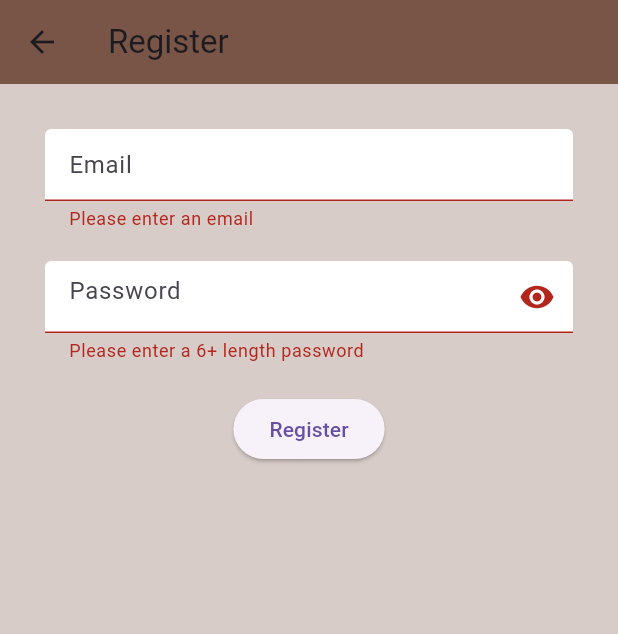
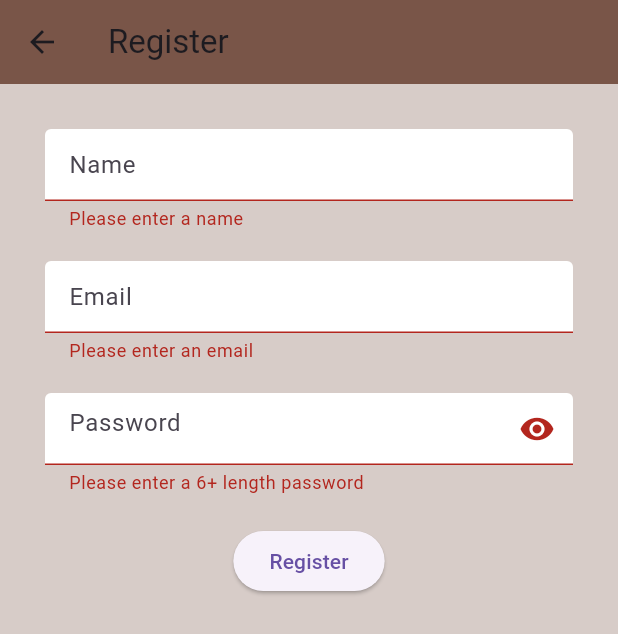
Before and after one commit to ThaiMinhNguyen/coffee-shop, a Flutter app: the Register screen opened by its route, after a tap on "Register", on a phone screen of 412 x 824 dp. Shown: the top 634 px of the screen. Run offline on Flutter 3.47's test engine with Material 3 defaults, Android fonts, the phone set to English and light mode, and no system bars; our stand-ins replace carousel_slider, dots_indicator, firebase_auth, firebase_core, flutter_spinkit, google_fonts; missing offline and left inert: remove_diacritic; accounts and stored records are empty.

Commit message:
add displayName on User

```diff
--- a/lib/authenticate/register.dart
+++ b/lib/authenticate/register.dart
@@ -17,6 +17,7 @@ class _RegisterState extends State<Register> {
 
   String email = '';
   String password = '';
+  String name = '';
   String error = '';
 
   @override
@@ -33,6 +34,16 @@ class _RegisterState extends State<Register> {
               padding: const EdgeInsets.all(30.0),
               child: Column(
                 children: [
+                  TextFormField(
+                    validator: (value) => value!.isEmpty ? 'Please enter a name' : null,
+                    onChanged: (value) {
+                      setState(() {
+                        name = value;
+                      });
+                    },
+                    decoration: textInputDecoration.copyWith(hintText: 'Name'),
+                  ),
+                  SizedBox(height: 20,),
                   TextFormField(
                     validator: (value) => value!.isEmpty ? 'Please enter an email' : null,
                     onChanged: (value) {
@@ -70,7 +81,7 @@ class _RegisterState extends State<Register> {
                         setState(() {
                           loading = true;
                         });
-                        dynamic result = await _auth.registerWithEmail(email, password);
+                        dynamic result = await _auth.registerWithEmail(email, password, name);
                         if(result == null){
                           setState(() {
                             loading = false;
@@ -78,6 +89,7 @@ class _RegisterState extends State<Register> {
                           });
                         }
                         else {
+                          print(_auth.getUser()?.name);
                           Navigator.pushReplacementNamed(context, '/login_home');
                         }
                       }
--- a/lib/entity/user.dart
+++ b/lib/entity/user.dart
@@ -1,7 +1,8 @@
 class MyUser {
 
   final String? uid;
+  String? name = '';
 
-  MyUser({this.uid});
+  MyUser({this.uid, this.name});
 
 }
--- a/lib/pages/startPage.dart
+++ b/lib/pages/startPage.dart
@@ -71,14 +71,12 @@ class _StartPageState extends State<StartPage> {
     super.dispose();
   }
 
-
-
   @override
   Widget build(BuildContext context) {
     return Scaffold(
       appBar: AppBar(
         backgroundColor: Colors.brown,
-        title: Text('Heo'),
+        title: Text('Hello ${_auth.getUser()?.name}'),
         actions: [
           ElevatedButton(
             onPressed: () async {
--- a/lib/services/auth.dart
+++ b/lib/services/auth.dart
@@ -7,7 +7,7 @@ class AuthService {
   final FirebaseAuth _auth = FirebaseAuth.instance;
 
   MyUser? _userFromFirebase(User? user){
-    return user != null ? MyUser(uid: user.uid) : null;
+    return user != null ? MyUser(uid: user.uid, name: user.displayName) : null;
   }
 
   Stream<MyUser?> get user {
@@ -42,10 +42,11 @@ class AuthService {
   }
 
   //register with email
-  Future registerWithEmail(String email, String password) async {
+  Future registerWithEmail(String email, String password, String name) async {
     try{
       UserCredential result = await _auth.createUserWithEmailAndPassword(email: email, password: password);
       User? user = result.user;
+      user?.updateDisplayName(name);
       return _userFromFirebase(user!);
     } catch (e) {
       print(e.toString());
```
